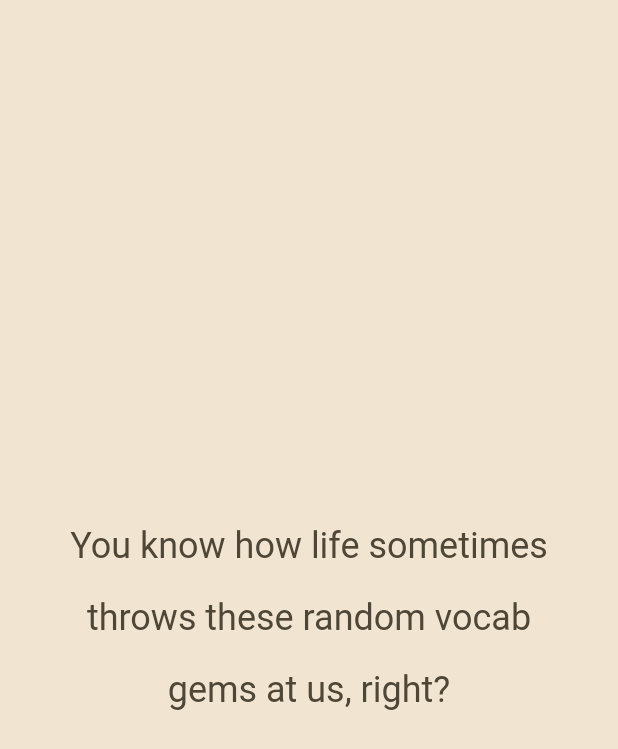
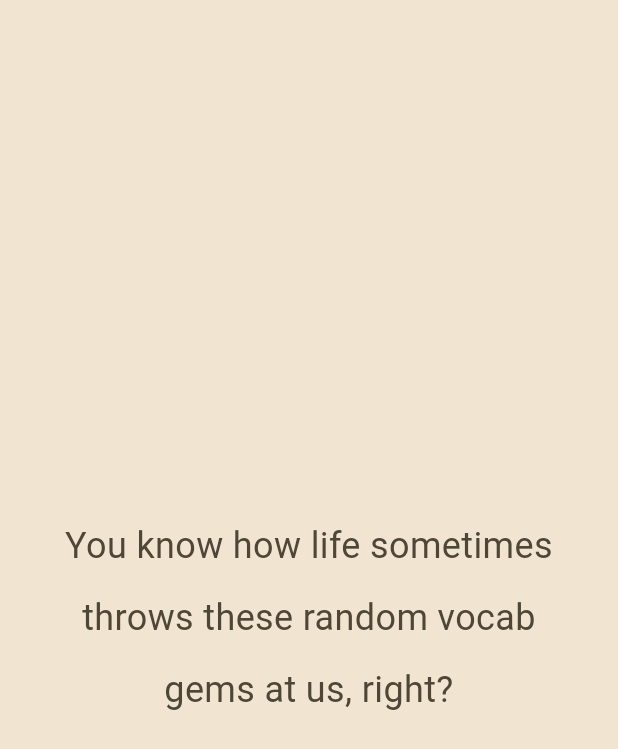
Before and after one commit to a-mythh/Blurb, a Flutter app: the screen it shows after launch, on a phone screen of 412 x 824 dp. Shown: the top 749 px of the screen. Run offline on Flutter 3.47's test engine with Material 3 defaults, Android fonts, the phone set to English and light mode, and no system bars; our stand-ins replace another_flushbar, audioplayers, connectivity_plus, dio, flutter_animate, flutter_card_swiper and 5 more; missing offline and left inert: excel; accounts and stored records are empty; Roboto replaces fonts that are missing (Comics Sans).

Commit message:
fixed some bugs

```diff
--- a/blurb/lib/main.dart
+++ b/blurb/lib/main.dart
@@ -4,6 +4,7 @@ import 'dart:async';
 import 'package:blurb/screens/introduction.dart';
 import 'package:blurb/screens/splash.dart';
 import 'package:flutter/material.dart';
+import 'package:flutter/services.dart';
 import 'package:google_fonts/google_fonts.dart';
 import 'package:shared_preferences/shared_preferences.dart';
 import 'package:sqflite/sqflite.dart';
@@ -17,6 +18,11 @@ import 'package:blurb/utility/database.dart';
 void main() {
   // Ensure that Flutter binding is initialized
   WidgetsFlutterBinding.ensureInitialized();
+  SystemChrome.setSystemUIOverlayStyle(
+    const SystemUiOverlayStyle(
+      statusBarColor: Colors.transparent,
+    ),
+  );
 
   runApp(const App());
 }
@@ -52,17 +58,44 @@ final theme = ThemeData().copyWith(
   ),
 );
 
-class App extends StatelessWidget {
+class App extends StatefulWidget {
   const App({super.key});
+
+  @override
+  State<App> createState() => _AppState();
+}
+
+class _AppState extends State<App> {
+  late Future<Database> database;
+
+  @override
+  void initState() {
+    super.initState();
+    database = DictionaryDatabase.instance.database;
+  }
+
+  @override
+  void dispose() {
+    super.dispose();
+    database.then((db) => db.close());
+  }
 
   @override
   Widget build(context) {
     return MaterialApp(
-      debugShowCheckedModeBanner: false,
-      title: 'blurb.',
-      theme: theme,
-      home: const HelperWidget(),
-    );
+        debugShowCheckedModeBanner: false,
+        title: 'blurb.',
+        theme: theme,
+        home: FutureBuilder(
+          future: database,
+          builder: (context, snapshot) {
+            if (snapshot.connectionState == ConnectionState.waiting) {
+              return const SplashScreen();
+            }
+
+            return const HelperWidget();
+          },
+        ));
   }
 }
 
@@ -74,37 +107,34 @@ class HelperWidget extends StatefulWidget {
 }
 
 class _HelperWidgetState extends State<HelperWidget> {
-  late Future<Database> database;
-  late bool seenIntro;
-
-  void hasSeenIntroduction() async {
-    SharedPreferences pref = await SharedPreferences.getInstance();
-    seenIntro = pref.getBool('seenIntro') ?? false;
-  }
+  late Future<bool> seenIntro;
 
   @override
   void initState() {
     super.initState();
-    database = DictionaryDatabase.instance.database;
-    hasSeenIntroduction();
+    seenIntro = hasSeenIntroduction();
   }
 
   @override
   void dispose() {
     super.dispose();
-    database.then((db) => db.close());
+  }
+
+  Future<bool> hasSeenIntroduction() async {
+    SharedPreferences pref = await SharedPreferences.getInstance();
+    return pref.getBool('seenIntro') ?? false;
   }
 
   @override
   Widget build(BuildContext context) {
-    return FutureBuilder(
-      future: database,
+    return FutureBuilder<bool>(
+      future: seenIntro,
       builder: (context, snapshot) {
         if (snapshot.connectionState == ConnectionState.waiting) {
           return const SplashScreen();
         }
-
-        return seenIntro ? const SearchScreen() : const IntroScreen();
+        final bool introSeen = snapshot.data ?? false;
+        return introSeen ? const SearchScreen() : const IntroScreen();
       },
     );
   }
--- a/blurb/lib/screens/introduction.dart
+++ b/blurb/lib/screens/introduction.dart
@@ -16,11 +16,8 @@ class _IntroScreenState extends State<IntroScreen> {
   late Timer timer;
   int index = 0;
 
-  @override
-  void initState() {
-    super.initState();
-    // SystemChrome.setEnabledSystemUIMode(SystemUiMode.immersive);
-    timer = Timer.periodic(const Duration(seconds: 6), (timer) async {
+  void runAnimations() {
+    timer = Timer.periodic(const Duration(seconds: 5), (timer) async {
       if (index < 10) {
         setState(() {
           index++;
@@ -57,18 +54,25 @@ class _IntroScreenState extends State<IntroScreen> {
   }
 
   @override
+  void initState() {
+    super.initState();
+    SystemChrome.setEnabledSystemUIMode(SystemUiMode.immersiveSticky);
+    runAnimations();
+  }
+
+  @override
   void dispose() {
     super.dispose();
-    // SystemChrome.setEnabledSystemUIMode(
-    //   SystemUiMode.manual,
-    //   overlays: SystemUiOverlay.values,
-    // );
     timer.cancel();
   }
 
   @override
   Widget build(BuildContext context) {
-    TextStyle fontStyle = Theme.of(context).textTheme.headlineSmall!;
+    TextStyle fontStyle = TextStyle(
+      fontSize: 24,
+      fontFamily: 'Comics Sans',
+      color: Theme.of(context).colorScheme.onPrimary,
+    );
     List<Widget> widgets = [
       Text(
         'Hey there!',
@@ -222,7 +226,8 @@ class _IntroScreenState extends State<IntroScreen> {
                   reverseDuration: const Duration(milliseconds: 100),
                   transitionBuilder: (child, animation) {
                     return FadeTransition(
-                      opacity: Tween<double>(begin: 0, end: 1).animate(animation),
+                      opacity:
+                          Tween<double>(begin: 0, end: 1).animate(animation),
                       child: child,
                     );
                   },
--- a/blurb/lib/screens/search.dart
+++ b/blurb/lib/screens/search.dart
@@ -108,6 +108,12 @@ class _SearchScreenState extends State<SearchScreen> {
 
     FocusManager.instance.primaryFocus?.unfocus();
     searchController.clear();
+  }
+
+  @override
+  void initState() {
+    SystemChrome.setEnabledSystemUIMode(SystemUiMode.edgeToEdge);
+    super.initState();
   }
 
   @override
```
Also changed, not shown: blurb/lib/screens/splash.dart (+0 -9 lines).
